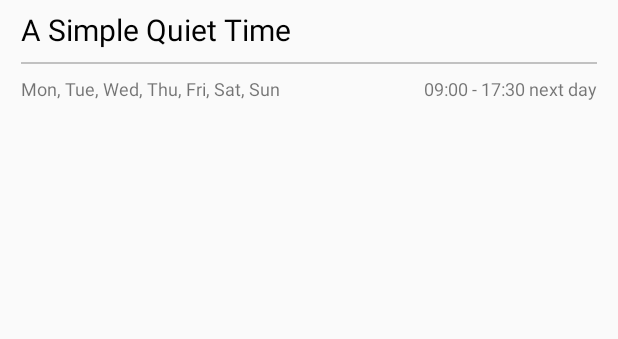
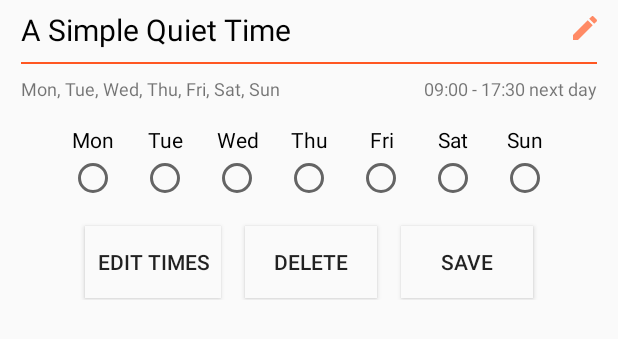
Before and after one commit to Frission/QuietTime, an Android app: the layout quiet_time_item_layout.xml on its own in the app's theme, with its tools: preview values and no code run, on a phone screen of 412 x 824 dp. Shown: the top 339 px of the screen. Run offline under Robolectric (Android 15) with nearby library versions, the phone set to English and light mode, and no system bars.

Commit message:
Tried a few animations for the edit layout in the recycler view item, making a save point her eto try out motion layout

```diff
--- /dev/null
+++ b/app/src/main/res/drawable/ic_baseline_close_24.xml
@@ -0,0 +1,10 @@
+<vector xmlns:android="http://schemas.android.com/apk/res/android"
+    android:width="21dp"
+    android:height="21dp"
+    android:viewportWidth="24"
+    android:viewportHeight="24"
+    android:tint="?attr/colorCardViewIcon">
+    <path
+        android:fillColor="@android:color/white"
+        android:pathData="M19,6.41L17.59,5 12,10.59 6.41,5 5,6.41 10.59,12 5,17.59 6.41,19 12,13.41 17.59,19 19,17.59 13.41,12z" />
+</vector>
--- /dev/null
+++ b/app/src/main/res/drawable/ic_baseline_edit_24.xml
@@ -0,0 +1,10 @@
+<vector xmlns:android="http://schemas.android.com/apk/res/android"
+    android:width="21dp"
+    android:height="21dp"
+    android:viewportWidth="24"
+    android:viewportHeight="24"
+    android:tint="?attr/colorCardViewIcon">
+    <path
+        android:fillColor="@android:color/white"
+        android:pathData="M3,17.25V21h3.75L17.81,9.94l-3.75,-3.75L3,17.25zM20.71,7.04c0.39,-0.39 0.39,-1.02 0,-1.41l-2.34,-2.34c-0.39,-0.39 -1.02,-0.39 -1.41,0l-1.83,1.83 3.75,3.75 1.83,-1.83z" />
+</vector>
--- /dev/null
+++ b/app/src/main/res/drawable/qt_item_edit_button_transition.xml
@@ -0,0 +1,5 @@
+<?xml version="1.0" encoding="utf-8"?>
+<transition xmlns:android="http://schemas.android.com/apk/res/android">
+    <item android:drawable="@drawable/ic_baseline_edit_24" />
+    <item android:drawable="@drawable/ic_baseline_close_24" />
+</transition>
--- a/app/src/main/res/layout/fragment_add_edit.xml
+++ b/app/src/main/res/layout/fragment_add_edit.xml
@@ -114,7 +114,7 @@
         android:layout_width="wrap_content"
         android:layout_height="wrap_content"
         android:layout_marginTop="16dp"
-        android:background="@drawable/tab_button_anim"
+        android:background="@drawable/tab_button_transition"
         android:padding="7dp"
         android:paddingStart="18dp"
         android:paddingEnd="18dp"
@@ -146,7 +146,7 @@
         android:layout_width="wrap_content"
         android:layout_height="wrap_content"
         android:layout_marginTop="16dp"
-        android:background="@drawable/tab_button_anim"
+        android:background="@drawable/tab_button_transition"
         android:padding="7dp"
         android:paddingStart="18dp"
         android:paddingEnd="18dp"
--- a/app/src/main/res/layout/quiet_time_item_layout.xml
+++ b/app/src/main/res/layout/quiet_time_item_layout.xml
@@ -5,6 +5,7 @@
     android:layout_width="match_parent"
     android:layout_height="wrap_content"
     android:layout_margin="6dp"
+    android:animateLayoutChanges="true"
     android:paddingBottom="6dp">
 
     <TextView
@@ -25,7 +26,7 @@
         android:layout_marginLeft="8dp"
         android:layout_marginTop="8dp"
         android:layout_marginRight="8dp"
-        android:background="?attr/colorCardViewLine"
+        android:background="@color/light_colorPrimary"
         app:layout_constraintLeft_toLeftOf="parent"
         app:layout_constraintRight_toRightOf="parent"
         app:layout_constraintTop_toBottomOf="@id/qt_item_title" />
@@ -65,7 +66,8 @@
         android:layout_marginTop="16dp"
         android:layout_marginEnd="8dp"
         android:layout_marginBottom="16dp"
-        android:visibility="gone"
+        android:animateLayoutChanges="true"
+        android:visibility="visible"
         app:layout_constraintBottom_toBottomOf="parent"
         app:layout_constraintEnd_toEndOf="parent"
         app:layout_constraintStart_toStartOf="parent"
@@ -154,18 +156,19 @@
         </LinearLayout>
 
         <Button
-            android:id="@+id/qt_item_edit_button"
+            android:id="@+id/qt_item_edit_times_button"
             android:layout_width="wrap_content"
             android:layout_height="wrap_content"
-            android:layout_marginTop="8dp"
-            android:layout_marginEnd="16dp"
+            android:layout_marginTop="16dp"
+            android:layout_marginEnd="8dp"
             android:layout_marginBottom="1dp"
             android:background="?attr/background"
+            android:elevation="2dp"
             android:paddingStart="8dp"
             android:paddingEnd="8dp"
             android:text="@string/qt_item_edit_times"
             app:layout_constraintBottom_toBottomOf="parent"
-            app:layout_constraintEnd_toStartOf="@+id/qt_item_save_button"
+            app:layout_constraintEnd_toStartOf="@+id/qt_item_delete_button"
             app:layout_constraintHorizontal_bias="0.5"
             app:layout_constraintHorizontal_chainStyle="packed"
             app:layout_constraintStart_toStartOf="parent"
@@ -175,17 +178,49 @@
             android:id="@+id/qt_item_save_button"
             android:layout_width="wrap_content"
             android:layout_height="wrap_content"
-            android:layout_marginStart="16dp"
-            android:layout_marginTop="8dp"
+            android:layout_marginStart="8dp"
+            android:layout_marginTop="16dp"
             android:layout_marginBottom="1dp"
             android:background="?attr/background"
+            android:elevation="2dp"
             android:text="@string/save"
             app:layout_constraintBottom_toBottomOf="parent"
             app:layout_constraintEnd_toEndOf="parent"
             app:layout_constraintHorizontal_bias="0.5"
-            app:layout_constraintStart_toEndOf="@+id/qt_item_edit_button"
+            app:layout_constraintStart_toEndOf="@+id/qt_item_delete_button"
             app:layout_constraintTop_toBottomOf="@+id/qt_item_edit_days_list" />
+
+        <Button
+            android:id="@+id/qt_item_delete_button"
+            android:layout_width="wrap_content"
+            android:layout_height="wrap_content"
+            android:layout_marginStart="8dp"
+            android:layout_marginTop="16dp"
+            android:layout_marginEnd="8dp"
+            android:layout_marginBottom="1dp"
+            android:background="?attr/background"
+            android:elevation="2dp"
+            android:text="@string/delete"
+            app:layout_constraintBottom_toBottomOf="parent"
+            app:layout_constraintEnd_toStartOf="@+id/qt_item_save_button"
+            app:layout_constraintHorizontal_bias="0.5"
+            app:layout_constraintStart_toEndOf="@+id/qt_item_edit_times_button"
+            app:layout_constraintTop_toBottomOf="@+id/qt_item_edit_days_list"
+            app:layout_constraintVertical_bias="0.0" />
 
     </androidx.constraintlayout.widget.ConstraintLayout>
 
+    <ImageButton
+        android:id="@+id/qt_item_edit_or_close_button"
+        android:layout_width="wrap_content"
+        android:layout_height="wrap_content"
+        android:layout_marginTop="2dp"
+        android:layout_marginEnd="5dp"
+        android:background="#00FFFFFF"
+        android:contentDescription="@string/qt_item_edit_or_close_button_description"
+        android:tint="@color/light_colorCardViewIcon"
+        app:layout_constraintEnd_toEndOf="parent"
+        app:layout_constraintTop_toTopOf="parent"
+        app:srcCompat="@drawable/qt_item_edit_button_transition" />
+
 </androidx.constraintlayout.widget.ConstraintLayout>
--- a/app/src/main/res/values/colors.xml
+++ b/app/src/main/res/values/colors.xml
@@ -13,4 +13,5 @@
     <color name="light_textPrimary">#010101</color>
     <color name="light_separator_line">#C1C1C1</color>
     <color name="light_icon">#FAFAFA</color>
+    <color name="light_colorCardViewIcon">#FF8A65</color>
 </resources>
--- a/app/src/main/res/values/strings.xml
+++ b/app/src/main/res/values/strings.xml
@@ -29,11 +29,15 @@
     <!--  Hints  -->
     <string name="hint_enter_title">Enter title…</string>
 
+    <!--  Descriptions  -->
+    <string name="qt_item_edit_or_close_button_description">Edit or Close</string>
+
     <!--  Generic  -->
     <string name="save">Save</string>
     <string name="done">Done</string>
     <string name="all_day">All Day</string>
     <string name="main_menu_add">New Quiet Time</string>
     <string name="no_quiet_times">There are no quiet times scheduled right now.\n\n Tap the add button to create a Quiet Time.</string>
+    <string name="delete">Delete</string>
 
 </resources>
--- a/app/src/main/res/values/styles.xml
+++ b/app/src/main/res/values/styles.xml
@@ -16,6 +16,7 @@
         <item name="colorCardViewLine">@color/light_separator_line</item>
         <item name="colorIcon">@color/light_icon</item>
         <item name="colorShadowOverBackground">@color/light_shadowOverBackground</item>
+        <item name="colorCardViewIcon">@color/light_colorCardViewIcon</item>
     </style>
 
 
@@ -39,5 +40,6 @@
     <attr name="colorIcon" format="reference" />
     <attr name="colorCardViewLine" format="reference" />
     <attr name="colorShadowOverBackground" format="reference" />
+    <attr name="colorCardViewIcon" format="reference" />
 
 </resources>
```
Also changed, not shown: app/src/main/java/com/firatyildiz/quiettime/adapters/QuietTimeRecyclerAdapter.kt (+50 -24 lines), app/src/main/java/com/firatyildiz/quiettime/app/MainFragment.kt (+59 -2 lines), app/src/main/res/anim/expand_layout.xml (added, +12 -0 lines), app/src/main/res/anim/retract_layout.xml (added, +12 -0 lines), app/src/main/res/anim/pop_in.xml (renamed from app/src/main/res/anim/anim_pop_in.xml), app/src/main/res/drawable/tab_button_transition.xml (renamed from app/src/main/res/drawable/tab_button_anim.xml).
